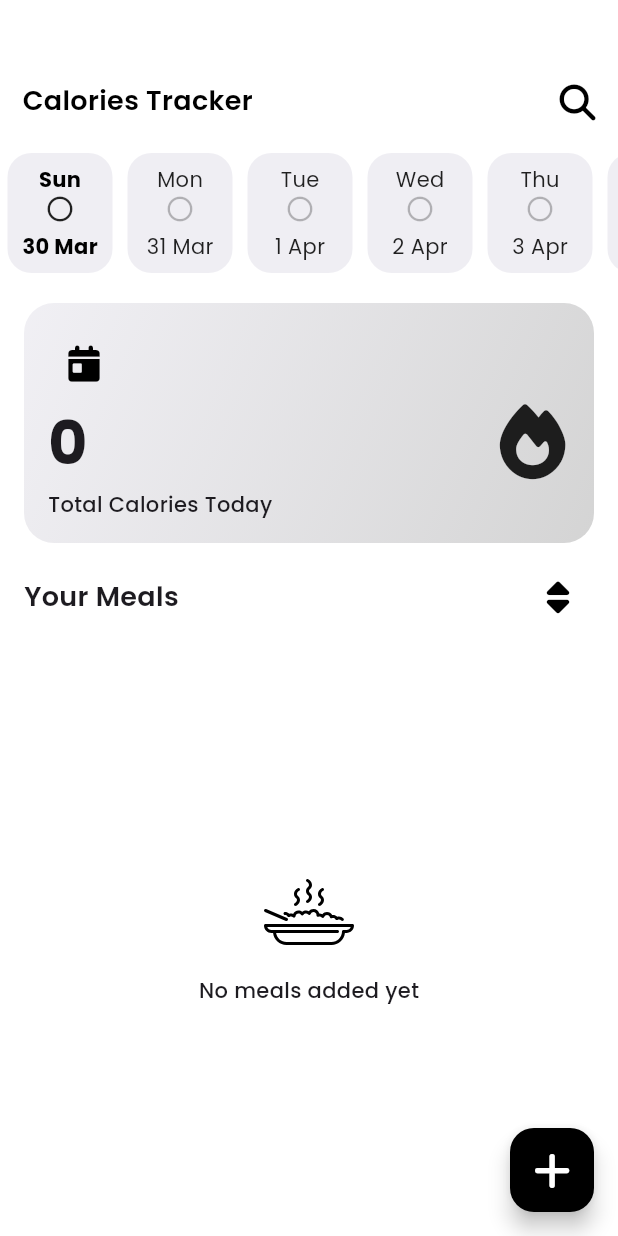
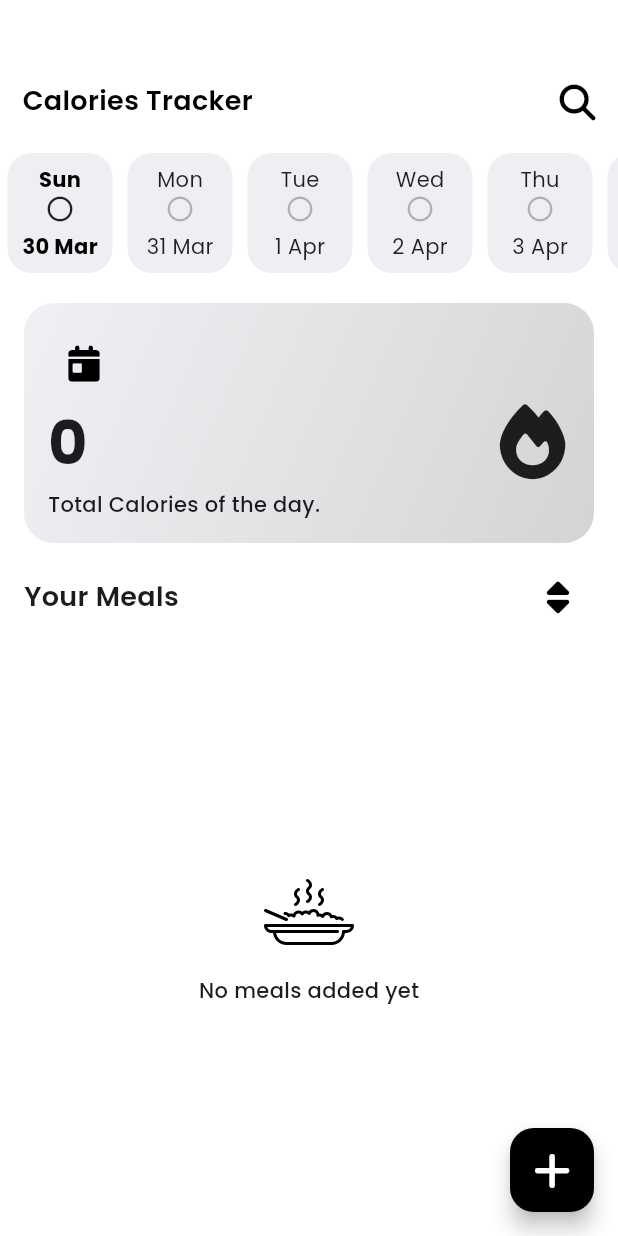
Before and after one commit to Alaataher027/meal_tracking_app, a Flutter app: the screen it shows after launch, on a phone screen of 412 x 824 dp. Run offline on Flutter 3.47's test engine with Material 3 defaults, Android fonts, the phone set to English and light mode, and no system bars; our stand-ins replace bloc, dio, flutter_bloc, flutter_svg, font_awesome_flutter, go_router and 6 more; accounts and stored records are empty.

Commit message:
* edit text in total calories

```diff
--- a/lib/features/home/presentation/views/widgets/total_calories_of_day_item.dart
+++ b/lib/features/home/presentation/views/widgets/total_calories_of_day_item.dart
@@ -63,7 +63,7 @@ class TotalCaloriesOfDayItem extends StatelessWidget {
                     ),
                     SizedBox(height: 3),
                     Text(
-                      "Total Calories Today",
+                      "Total Calories of the day.",
                       style: Styles.textStyle14.copyWith(),
                     ),
                   ],
```
